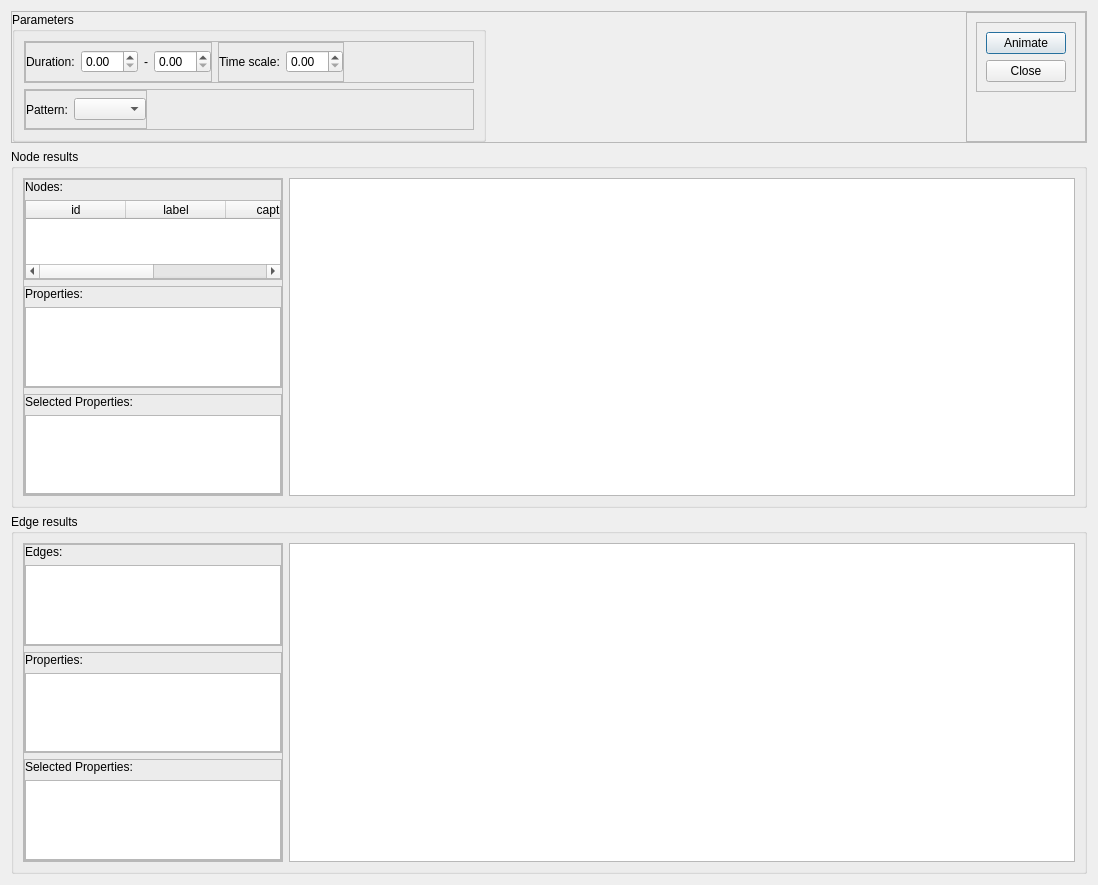
This is gui/Ui_Visualizer.ui in myngshj3/graphcore-poc as Qt 5 draws it before an edit. The edited form follows.
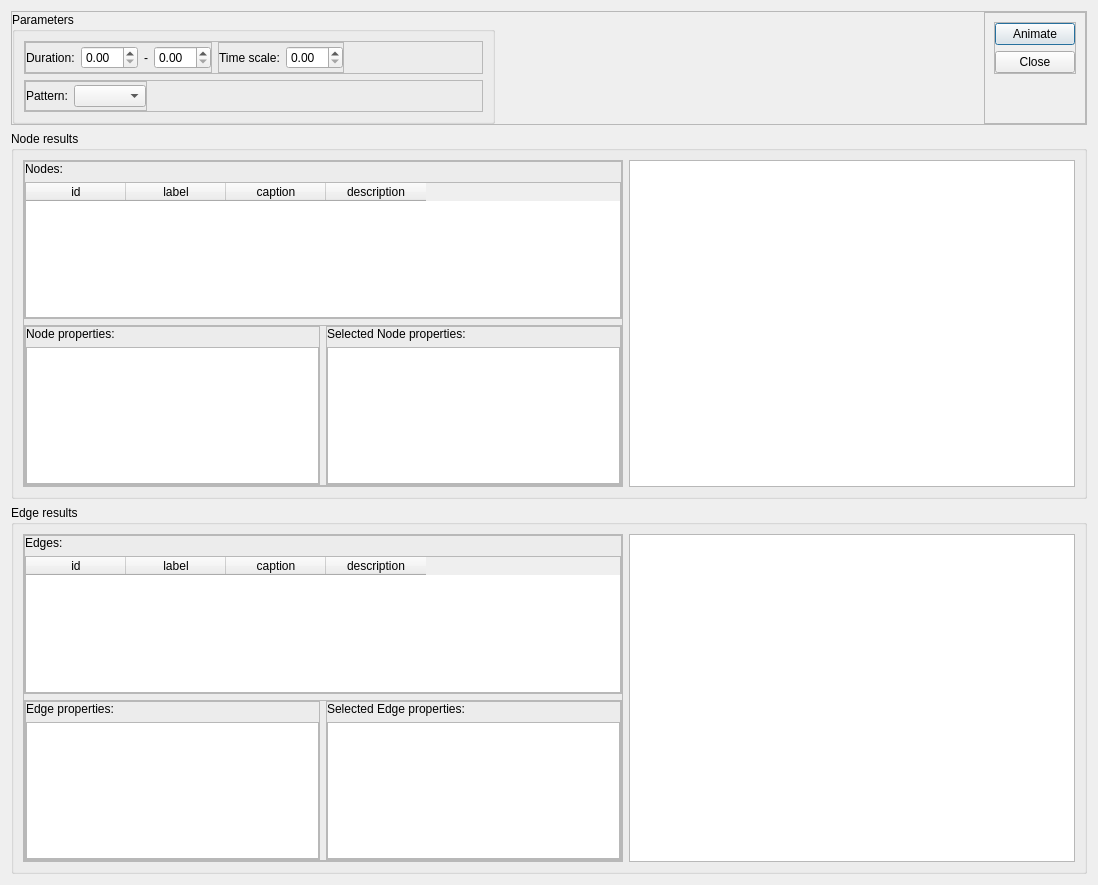
This is the edited form. Custom widgets are drawn as their Qt base class.

Commit message: Displaying problem resolved.

```diff
--- a/gui/Ui_Visualizer.ui
+++ b/gui/Ui_Visualizer.ui
@@ -34,8 +34,241 @@
   <property name="sizeGripEnabled">
    <bool>false</bool>
   </property>
-  <layout class="QVBoxLayout" name="verticalLayout_11">
-   <item>
+  <layout class="QGridLayout" name="gridLayout_2">
+   <item row="2" column="0">
+    <widget class="QGroupBox" name="groupBox_11">
+     <property name="sizePolicy">
+      <sizepolicy hsizetype="Preferred" vsizetype="Preferred">
+       <horstretch>0</horstretch>
+       <verstretch>0</verstretch>
+      </sizepolicy>
+     </property>
+     <property name="title">
+      <string>Edge results</string>
+     </property>
+     <layout class="QHBoxLayout" name="horizontalLayout_2">
+      <item>
+       <widget class="QFrame" name="frame_13">
+        <property name="sizePolicy">
+         <sizepolicy hsizetype="Fixed" vsizetype="Preferred">
+          <horstretch>0</horstretch>
+          <verstretch>0</verstretch>
+         </sizepolicy>
+        </property>
+        <property name="minimumSize">
+         <size>
+          <width>600</width>
+          <height>0</height>
+         </size>
+        </property>
+        <property name="maximumSize">
+         <size>
+          <width>600</width>
+          <height>16777215</height>
+         </size>
+        </property>
+        <property name="frameShape">
+         <enum>QFrame::StyledPanel</enum>
+        </property>
+        <property name="frameShadow">
+         <enum>QFrame::Raised</enum>
+        </property>
+        <layout class="QVBoxLayout" name="verticalLayout_8">
+         <property name="leftMargin">
+          <number>0</number>
+         </property>
+         <property name="topMargin">
+          <number>0</number>
+         </property>
+         <property name="rightMargin">
+          <number>0</number>
+         </property>
+         <property name="bottomMargin">
+          <number>0</number>
+         </property>
+         <item>
+          <widget class="QFrame" name="frame_7">
+           <property name="frameShape">
+            <enum>QFrame::StyledPanel</enum>
+           </property>
+           <property name="frameShadow">
+            <enum>QFrame::Raised</enum>
+           </property>
+           <layout class="QVBoxLayout" name="verticalLayout_5">
+            <property name="leftMargin">
+             <number>0</number>
+            </property>
+            <property name="topMargin">
+             <number>0</number>
+            </property>
+            <property name="rightMargin">
+             <number>0</number>
+            </property>
+            <property name="bottomMargin">
+             <number>0</number>
+            </property>
+            <item>
+             <widget class="QLabel" name="label_4">
+              <property name="text">
+               <string>Edges:</string>
+              </property>
+             </widget>
+            </item>
+            <item>
+             <widget class="QTableWidget" name="edges">
+              <property name="editTriggers">
+               <set>QAbstractItemView::NoEditTriggers</set>
+              </property>
+              <property name="selectionMode">
+               <enum>QAbstractItemView::SingleSelection</enum>
+              </property>
+              <property name="selectionBehavior">
+               <enum>QAbstractItemView::SelectRows</enum>
+              </property>
+              <property name="wordWrap">
+               <bool>false</bool>
+              </property>
+              <attribute name="verticalHeaderVisible">
+               <bool>false</bool>
+              </attribute>
+              <column>
+               <property name="text">
+                <string>id</string>
+               </property>
+              </column>
+              <column>
+               <property name="text">
+                <string>label</string>
+               </property>
+              </column>
+              <column>
+               <property name="text">
+                <string>caption</string>
+               </property>
+              </column>
+              <column>
+               <property name="text">
+                <string>description</string>
+               </property>
+              </column>
+             </widget>
+            </item>
+           </layout>
+          </widget>
+         </item>
+         <item>
+          <widget class="QFrame" name="frame_6">
+           <property name="frameShape">
+            <enum>QFrame::StyledPanel</enum>
+           </property>
+           <property name="frameShadow">
+            <enum>QFrame::Raised</enum>
+           </property>
+           <layout class="QHBoxLayout" name="horizontalLayout">
+            <property name="leftMargin">
+             <number>0</number>
+            </property>
+            <property name="topMargin">
+             <number>0</number>
+            </property>
+            <property name="rightMargin">
+             <number>0</number>
+            </property>
+            <property name="bottomMargin">
+             <number>0</number>
+            </property>
+            <item>
+             <widget class="QFrame" name="frame_8">
+              <property name="frameShape">
+               <enum>QFrame::StyledPanel</enum>
+              </property>
+              <property name="frameShadow">
+               <enum>QFrame::Raised</enum>
+              </property>
+              <layout class="QVBoxLayout" name="verticalLayout_6">
+               <property name="leftMargin">
+                <number>0</number>
+               </property>
+               <property name="topMargin">
+                <number>0</number>
+               </property>
+               <property name="rightMargin">
+                <number>0</number>
+               </property>
+               <property name="bottomMargin">
+                <number>0</number>
+               </property>
+               <item>
+                <widget class="QLabel" name="label_5">
+                 <property name="text">
+                  <string>Edge properties:</string>
+                 </property>
+                </widget>
+               </item>
+               <item>
+                <widget class="QListWidget" name="edgeProperties"/>
+               </item>
+              </layout>
+             </widget>
+            </item>
+            <item>
+             <widget class="QFrame" name="frame_9">
+              <property name="frameShape">
+               <enum>QFrame::StyledPanel</enum>
+              </property>
+              <property name="frameShadow">
+               <enum>QFrame::Raised</enum>
+              </property>
+              <layout class="QVBoxLayout" name="verticalLayout_7">
+               <property name="leftMargin">
+                <number>0</number>
+               </property>
+               <property name="topMargin">
+                <number>0</number>
+               </property>
+               <property name="rightMargin">
+                <number>0</number>
+               </property>
+               <property name="bottomMargin">
+                <number>0</number>
+               </property>
+               <item>
+                <widget class="QLabel" name="label_6">
+                 <property name="text">
+                  <string>Selected Edge properties:</string>
+                 </property>
+                </widget>
+               </item>
+               <item>
+                <widget class="QListWidget" name="selectedEdgeProperties">
+                 <property name="contextMenuPolicy">
+                  <enum>Qt::ActionsContextMenu</enum>
+                 </property>
+                </widget>
+               </item>
+              </layout>
+             </widget>
+            </item>
+           </layout>
+          </widget>
+         </item>
+        </layout>
+       </widget>
+      </item>
+      <item>
+       <widget class="PlotWidget" name="edgePlot">
+        <property name="sizePolicy">
+         <sizepolicy hsizetype="Preferred" vsizetype="Preferred">
+          <horstretch>0</horstretch>
+          <verstretch>0</verstretch>
+         </sizepolicy>
+        </property>
+       </widget>
+      </item>
+     </layout>
+    </widget>
+   </item>
+   <item row="0" column="0">
     <widget class="QFrame" name="frame">
      <property name="sizePolicy">
       <sizepolicy hsizetype="Preferred" vsizetype="Fixed">
@@ -267,7 +500,7 @@
               </property>
               <property name="sizeHint" stdset="0">
                <size>
-                <width>303</width>
+                <width>314</width>
                 <height>20</height>
                </size>
               </property>
@@ -300,6 +533,18 @@
             <enum>QFrame::Raised</enum>
            </property>
            <layout class="QVBoxLayout" name="verticalLayout_12">
+            <property name="leftMargin">
+             <number>0</number>
+            </property>
+            <property name="topMargin">
+             <number>0</number>
+            </property>
+            <property name="rightMargin">
+             <number>0</number>
+            </property>
+            <property name="bottomMargin">
+             <number>0</number>
+            </property>
             <item>
              <widget class="QPushButton" name="animateButton">
               <property name="text">
@@ -336,12 +581,12 @@
      </layout>
     </widget>
    </item>
-   <item>
+   <item row="1" column="0">
     <widget class="QGroupBox" name="groupBox_10">
      <property name="title">
       <string>Node results</string>
      </property>
-     <layout class="QHBoxLayout" name="horizontalLayout">
+     <layout class="QHBoxLayout" name="horizontalLayout_9">
       <item>
        <widget class="QFrame" name="frame_5">
         <property name="sizePolicy">
@@ -350,6 +595,18 @@
           <verstretch>0</verstretch>
          </sizepolicy>
         </property>
+        <property name="minimumSize">
+         <size>
+          <width>600</width>
+          <height>0</height>
+         </size>
+        </property>
+        <property name="maximumSize">
+         <size>
+          <width>600</width>
+          <height>16777215</height>
+         </size>
+        </property>
         <property name="styleSheet">
          <string notr="true"/>
         </property>
@@ -360,9 +617,6 @@
          <enum>QFrame::Raised</enum>
         </property>
         <layout class="QVBoxLayout" name="verticalLayout_4">
-         <property name="sizeConstraint">
-          <enum>QLayout::SetDefaultConstraint</enum>
-         </property>
          <property name="leftMargin">
           <number>0</number>
          </property>
@@ -414,6 +668,9 @@
               <property name="selectionBehavior">
                <enum>QAbstractItemView::SelectRows</enum>
               </property>
+              <property name="wordWrap">
+               <bool>false</bool>
+              </property>
               <attribute name="verticalHeaderVisible">
                <bool>false</bool>
               </attribute>
@@ -443,14 +700,14 @@
           </widget>
          </item>
          <item>
-          <widget class="QFrame" name="frame_3">
+          <widget class="QFrame" name="frame_11">
            <property name="frameShape">
             <enum>QFrame::StyledPanel</enum>
            </property>
            <property name="frameShadow">
             <enum>QFrame::Raised</enum>
            </property>
-           <layout class="QVBoxLayout" name="verticalLayout_2">
+           <layout class="QHBoxLayout" name="horizontalLayout_3">
             <property name="leftMargin">
              <number>0</number>
             </property>
@@ -464,55 +721,82 @@
              <number>0</number>
             </property>
             <item>
-             <widget class="QLabel" name="label_2">
-              <property name="text">
-               <string>Properties:</string>
+             <widget class="QFrame" name="frame_3">
+              <property name="frameShape">
+               <enum>QFrame::StyledPanel</enum>
               </property>
-             </widget>
-            </item>
-            <item>
-             <widget class="QListWidget" name="nodeProperties">
-              <property name="selectionBehavior">
-               <enum>QAbstractItemView::SelectRows</enum>
+              <property name="frameShadow">
+               <enum>QFrame::Raised</enum>
               </property>
+              <layout class="QVBoxLayout" name="verticalLayout_2">
+               <property name="leftMargin">
+                <number>0</number>
+               </property>
+               <property name="topMargin">
+                <number>0</number>
+               </property>
+               <property name="rightMargin">
+                <number>0</number>
+               </property>
+               <property name="bottomMargin">
+                <number>0</number>
+               </property>
+               <item>
+                <widget class="QLabel" name="label_2">
+                 <property name="text">
+                  <string>Node properties:</string>
+                 </property>
+                </widget>
+               </item>
+               <item>
+                <widget class="QListWidget" name="nodeProperties">
+                 <property name="selectionBehavior">
+                  <enum>QAbstractItemView::SelectRows</enum>
+                 </property>
+                </widget>
+               </item>
+              </layout>
              </widget>
             </item>
-           </layout>
-          </widget>
-         </item>
-         <item>
-          <widget class="QFrame" name="frame_4">
-           <property name="frameShape">
-            <enum>QFrame::StyledPanel</enum>
-           </property>
-           <property name="frameShadow">
-            <enum>QFrame::Raised</enum>
-           </property>
-           <layout class="QVBoxLayout" name="verticalLayout_3">
-            <property name="leftMargin">
-             <number>0</number>
-            </property>
-            <property name="topMargin">
-             <number>0</number>
-            </property>
-            <property name="rightMargin">
-             <number>0</number>
-            </property>
-            <property name="bottomMargin">
-             <number>0</number>
-            </property>
             <item>
-             <widget class="QLabel" name="label_3">
-              <property name="text">
-               <string>Selected Properties:</string>
+             <widget class="QFrame" name="frame_4">
+              <property name="frameShape">
+               <enum>QFrame::StyledPanel</enum>
               </property>
-             </widget>
-            </item>
-            <item>
-             <widget class="QListWidget" name="selectedNodeProperties">
-              <property name="selectionBehavior">
-               <enum>QAbstractItemView::SelectRows</enum>
+              <property name="frameShadow">
+               <enum>QFrame::Raised</enum>
               </property>
+              <layout class="QVBoxLayout" name="verticalLayout_3">
+               <property name="leftMargin">
+                <number>0</number>
+               </property>
+               <property name="topMargin">
+                <number>0</number>
+               </property>
+               <property name="rightMargin">
+                <number>0</number>
+               </property>
+               <property name="bottomMargin">
+                <number>0</number>
+               </property>
+               <item>
+                <widget class="QLabel" name="label_3">
+                 <property name="text">
+                  <string>Selected Node properties:</string>
+                 </property>
+                </widget>
+               </item>
+               <item>
+                <widget class="QListWidget" name="selectedNodeProperties">
+                 <property name="contextMenuPolicy">
+                  <enum>Qt::ActionsContextMenu</enum>
+                 </property>
+                 <property name="selectionBehavior">
+                  <enum>QAbstractItemView::SelectRows</enum>
+                 </property>
+                </widget>
+               </item>
+              </layout>
              </widget>
             </item>
            </layout>
@@ -527,173 +811,6 @@
      </layout>
     </widget>
    </item>
-   <item>
-    <widget class="QGroupBox" name="groupBox_11">
-     <property name="sizePolicy">
-      <sizepolicy hsizetype="Preferred" vsizetype="Preferred">
-       <horstretch>0</horstretch>
-       <verstretch>0</verstretch>
-      </sizepolicy>
-     </property>
-     <property name="title">
-      <string>Edge results</string>
-     </property>
-     <layout class="QHBoxLayout" name="horizontalLayout_2">
-      <item>
-       <widget class="QFrame" name="frame_6">
-        <property name="sizePolicy">
-         <sizepolicy hsizetype="Fixed" vsizetype="Preferred">
-          <horstretch>0</horstretch>
-          <verstretch>0</verstretch>
-         </sizepolicy>
-        </property>
-        <property name="frameShape">
-         <enum>QFrame::StyledPanel</enum>
-        </property>
-        <property name="frameShadow">
-         <enum>QFrame::Raised</enum>
-        </property>
-        <layout class="QVBoxLayout" name="verticalLayout_8">
-         <property name="leftMargin">
-          <number>0</number>
-         </property>
-         <property name="topMargin">
-          <number>0</number>
-         </property>
-         <property name="rightMargin">
-          <number>0</number>
-         </property>
-         <property name="bottomMargin">
-          <number>0</number>
-         </property>
-         <item>
-          <widget class="QFrame" name="frame_7">
-           <property name="frameShape">
-            <enum>QFrame::StyledPanel</enum>
-           </property>
-           <property name="frameShadow">
-            <enum>QFrame::Raised</enum>
-           </property>
-           <layout class="QVBoxLayout" name="verticalLayout_5">
-            <property name="leftMargin">
-             <number>0</number>
-            </property>
-            <property name="topMargin">
-             <number>0</number>
-            </property>
-            <property name="rightMargin">
-             <number>0</number>
-            </property>
-            <property name="bottomMargin">
-             <number>0</number>
-            </property>
-            <item>
-             <widget class="QLabel" name="label_4">
-              <property name="text">
-               <string>Edges:</string>
-              </property>
-             </widget>
-            </item>
-            <item>
-             <widget class="QTableWidget" name="edges">
-              <property name="editTriggers">
-               <set>QAbstractItemView::NoEditTriggers</set>
-              </property>
-              <property name="selectionMode">
-               <enum>QAbstractItemView::SingleSelection</enum>
-              </property>
-              <property name="selectionBehavior">
-               <enum>QAbstractItemView::SelectRows</enum>
-              </property>
-             </widget>
-            </item>
-           </layout>
-          </widget>
-         </item>
-         <item>
-          <widget class="QFrame" name="frame_8">
-           <property name="frameShape">
-            <enum>QFrame::StyledPanel</enum>
-           </property>
-           <property name="frameShadow">
-            <enum>QFrame::Raised</enum>
-           </property>
-           <layout class="QVBoxLayout" name="verticalLayout_6">
-            <property name="leftMargin">
-             <number>0</number>
-            </property>
-            <property name="topMargin">
-             <number>0</number>
-            </property>
-            <property name="rightMargin">
-             <number>0</number>
-            </property>
-            <property name="bottomMargin">
-             <number>0</number>
-            </property>
-            <item>
-             <widget class="QLabel" name="label_5">
-              <property name="text">
-               <string>Properties:</string>
-              </property>
-             </widget>
-            </item>
-            <item>
-             <widget class="QListWidget" name="edgeProperties"/>
-            </item>
-           </layout>
-          </widget>
-         </item>
-         <item>
-          <widget class="QFrame" name="frame_9">
-           <property name="frameShape">
-            <enum>QFrame::StyledPanel</enum>
-           </property>
-           <property name="frameShadow">
-            <enum>QFrame::Raised</enum>
-           </property>
-           <layout class="QVBoxLayout" name="verticalLayout_7">
-            <property name="leftMargin">
-             <number>0</number>
-            </property>
-            <property name="topMargin">
-             <number>0</number>
-            </property>
-            <property name="rightMargin">
-             <number>0</number>
-            </property>
-            <property name="bottomMargin">
-             <number>0</number>
-            </property>
-            <item>
-             <widget class="QLabel" name="label_6">
-              <property name="text">
-               <string>Selected Properties:</string>
-              </property>
-             </widget>
-            </item>
-            <item>
-             <widget class="QListWidget" name="selectedEdgeProperties"/>
-            </item>
-           </layout>
-          </widget>
-         </item>
-        </layout>
-       </widget>
-      </item>
-      <item>
-       <widget class="PlotWidget" name="edgePlot">
-        <property name="sizePolicy">
-         <sizepolicy hsizetype="Preferred" vsizetype="Preferred">
-          <horstretch>0</horstretch>
-          <verstretch>0</verstretch>
-         </sizepolicy>
-        </property>
-       </widget>
-      </item>
-     </layout>
-    </widget>
-   </item>
   </layout>
  </widget>
  <customwidgets>
```
Left out of the diff: 2 changed lines with no effect on the pictures. The commit also changes 2 other files.
